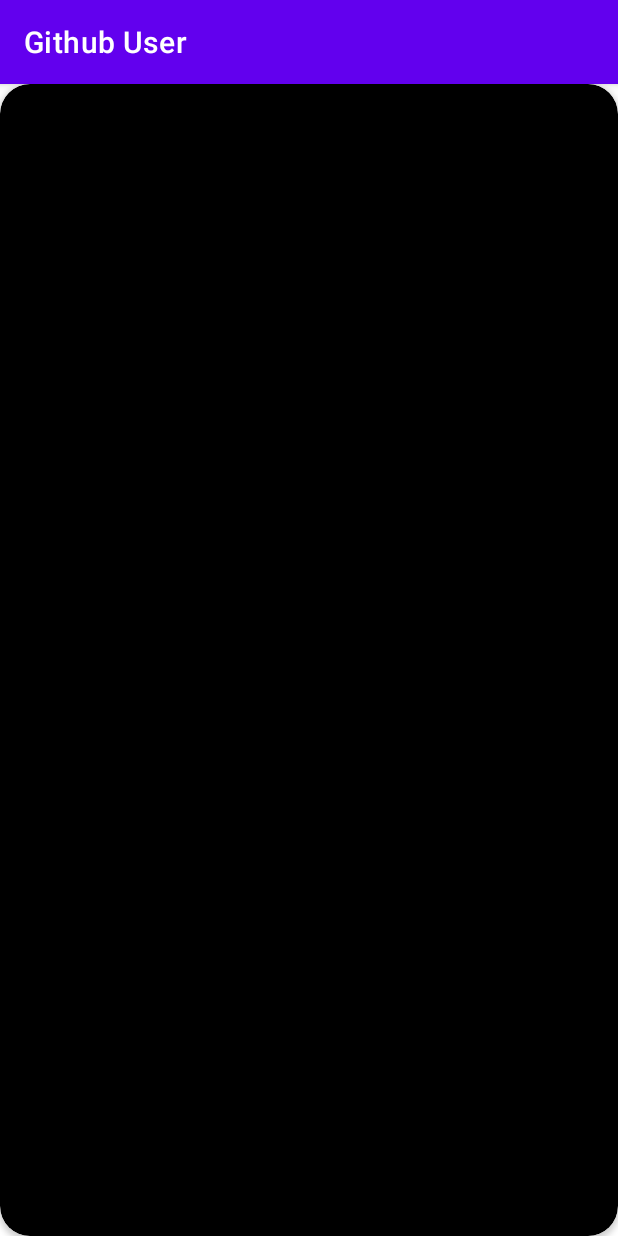
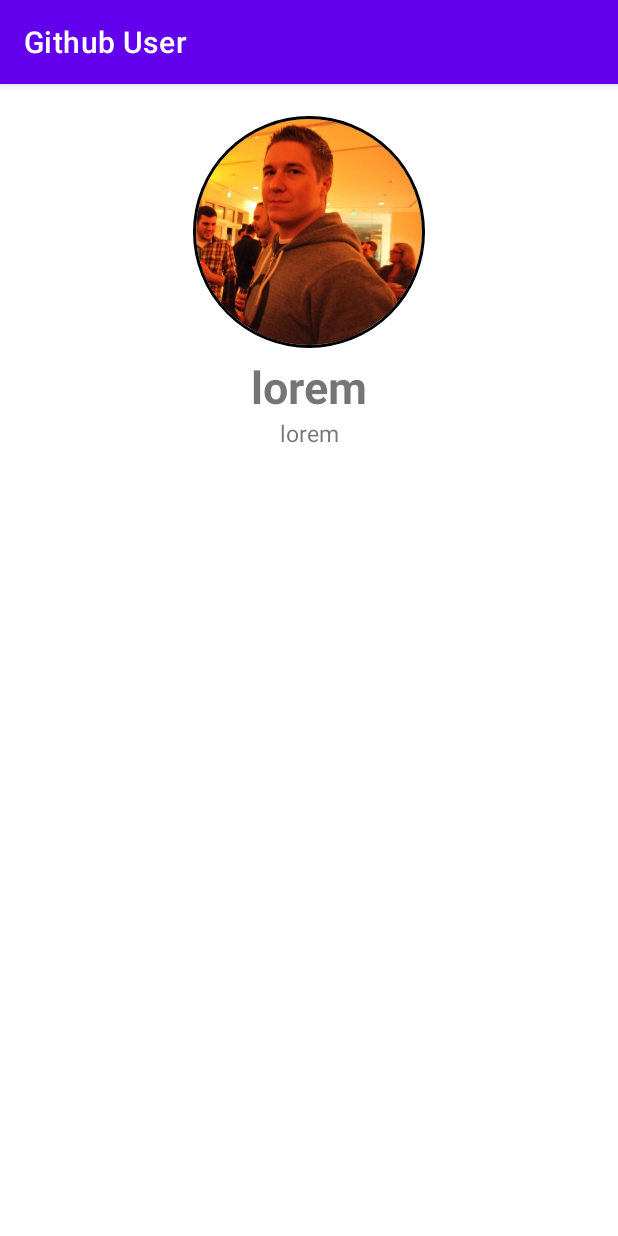
Before and after one commit to un-ro/github-user, an Android app: the DetailActivity screen opened directly, with no data from a screen before it, on a phone screen of 412 x 824 dp. Run offline under Robolectric (Android 15) with nearby library versions, the phone set to English and light mode, and no system bars; our stand-ins replace CircleImageView; 4 statements that could not run were skipped.

Commit message:
DONE: 3 Star Score ? - Implement RecyclerView - Implement Data Class and Parcelable - Activity Detail

```diff
--- a/app/build.gradle
+++ b/app/build.gradle
@@ -1,6 +1,7 @@
 plugins {
     id 'com.android.application'
     id 'kotlin-android'
+    id 'kotlin-parcelize'
 }
 
 android {
@@ -30,6 +31,9 @@ android {
     kotlinOptions {
         jvmTarget = '1.8'
     }
+    buildFeatures {
+        viewBinding true
+    }
 }
 
 dependencies {
--- a/app/src/main/java/com/unero/githubuser/DetailActivity.kt
+++ b/app/src/main/java/com/unero/githubuser/DetailActivity.kt
@@ -2,10 +2,27 @@ package com.unero.githubuser
 
 import androidx.appcompat.app.AppCompatActivity
 import android.os.Bundle
+import com.unero.githubuser.data.User
+import com.unero.githubuser.databinding.ActivityDetailBinding
 
 class DetailActivity : AppCompatActivity() {
+
+    private lateinit var binding: ActivityDetailBinding
+
+    companion object {
+        const val USER = "user"
+    }
+
     override fun onCreate(savedInstanceState: Bundle?) {
         super.onCreate(savedInstanceState)
-        setContentView(R.layout.activity_detail)
+        binding = ActivityDetailBinding.inflate(layoutInflater)
+
+        val user = intent.getParcelableExtra<User>(USER) as User
+
+        binding.imgAvatar.setImageResource(user.avatar)
+        binding.tvName.text = user.name
+        binding.tvUsername.text = user.username
+
+        setContentView(binding.root)
     }
 }
--- a/app/src/main/res/layout/activity_detail.xml
+++ b/app/src/main/res/layout/activity_detail.xml
@@ -1,12 +1,43 @@
 <?xml version="1.0" encoding="utf-8"?>
-<androidx.cardview.widget.CardView
+<androidx.constraintlayout.widget.ConstraintLayout
     xmlns:android="http://schemas.android.com/apk/res/android"
     xmlns:app="http://schemas.android.com/apk/res-auto"
     xmlns:tools="http://schemas.android.com/tools"
     android:layout_width="match_parent"
     android:layout_height="match_parent"
-    app:cardCornerRadius="20dp"
-    app:cardBackgroundColor="@color/black"
     tools:context=".DetailActivity">
 
-</androidx.cardview.widget.CardView>
+    <de.hdodenhof.circleimageview.CircleImageView
+        android:id="@+id/imgAvatar"
+        android:layout_width="165dp"
+        android:layout_height="165dp"
+        android:src="@drawable/user1"
+        app:civ_border_width="2dp"
+        android:padding="5dp"
+        app:layout_constraintStart_toStartOf="parent"
+        app:layout_constraintEnd_toEndOf="parent"
+        app:layout_constraintTop_toTopOf="parent"
+        android:layout_marginTop="16dp"/>
+
+    <TextView
+        android:id="@+id/tvName"
+        android:layout_width="wrap_content"
+        android:layout_height="wrap_content"
+        android:text="lorem"
+        android:textSize="30sp"
+        android:textStyle="bold"
+        app:layout_constraintTop_toBottomOf="@id/imgAvatar"
+        app:layout_constraintStart_toStartOf="parent"
+        app:layout_constraintEnd_toEndOf="parent" />
+
+    <TextView
+        android:id="@+id/tvUsername"
+        android:layout_width="wrap_content"
+        android:layout_height="wrap_content"
+        android:text="lorem"
+        android:textSize="15sp"
+        app:layout_constraintTop_toBottomOf="@id/tvName"
+        app:layout_constraintStart_toStartOf="parent"
+        app:layout_constraintEnd_toEndOf="parent" />
+
+</androidx.constraintlayout.widget.ConstraintLayout>
```
Also changed, not shown: app/src/main/java/com/unero/githubuser/MainActivity.kt (+36 -1 lines), app/src/main/java/com/unero/githubuser/adapter/UserAdapter.kt (added, +43 -0 lines), app/src/main/java/com/unero/githubuser/data/User.kt (added, +11 -0 lines), app/src/main/res/layout/item_user.xml (+5 -5 lines).
